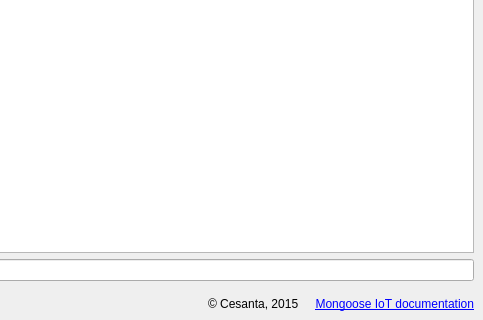
olgierdh/mongoose-flashing-tool, file src/main.ui: the form before one commit; both pictures show x 230 to 713 and y 208 to 528 of the 713 by 528 pixel window.
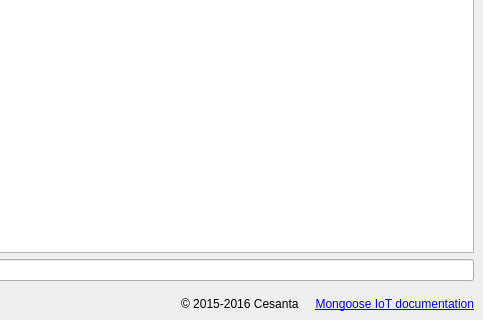
The form after the commit. Icons and pictures are not drawn.

```diff
--- a/src/main.ui
+++ b/src/main.ui
@@ -248,7 +248,7 @@
       <item alignment="Qt::AlignRight">
        <widget class="QLabel" name="label">
         <property name="text">
-         <string>© Cesanta, 2015</string>
+         <string>© 2015-2016 Cesanta</string>
         </property>
        </widget>
       </item>
```
Left out of the diff: 4 changed lines with no effect on the pictures.
